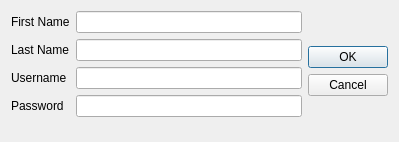
Qt form cpp/client/prescrit-client/lockscreen/createuserwindow.ui (xavier-berthiaume/prescrit) before a commit.
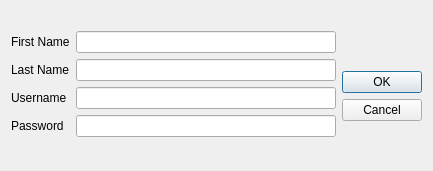
The same form after that commit.

Commit message: Added status line in ui for user creation

```diff
--- a/cpp/client/prescrit-client/lockscreen/createuserwindow.ui
+++ b/cpp/client/prescrit-client/lockscreen/createuserwindow.ui
@@ -6,13 +6,22 @@
    <rect>
     <x>0</x>
     <y>0</y>
-    <width>399</width>
-    <height>142</height>
+    <width>433</width>
+    <height>171</height>
    </rect>
   </property>
   <property name="windowTitle">
    <string>Dialog</string>
   </property>
+  <layout class="QVBoxLayout" name="verticalLayout">
+   <item>
+    <widget class="QLabel" name="statusLabel">
+     <property name="text">
+      <string/>
+     </property>
+    </widget>
+   </item>
+   <item>
   <layout class="QHBoxLayout" name="horizontalLayout">
    <item>
     <layout class="QFormLayout" name="formLayout">
@@ -83,6 +92,8 @@
       <bool>true</bool>
      </property>
     </widget>
+     </item>
+    </layout>
    </item>
   </layout>
  </widget>
```
Lines whose indentation alone changed are shown as unchanged. The commit also changes 2 other files.
